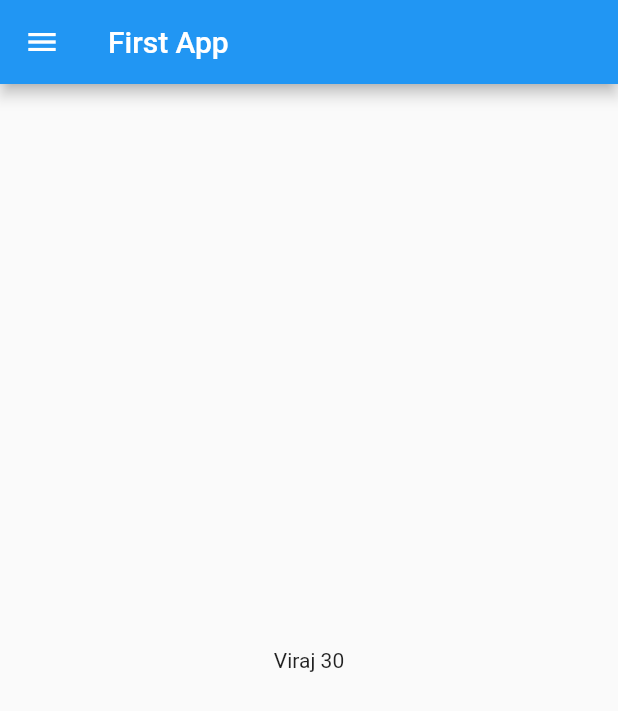
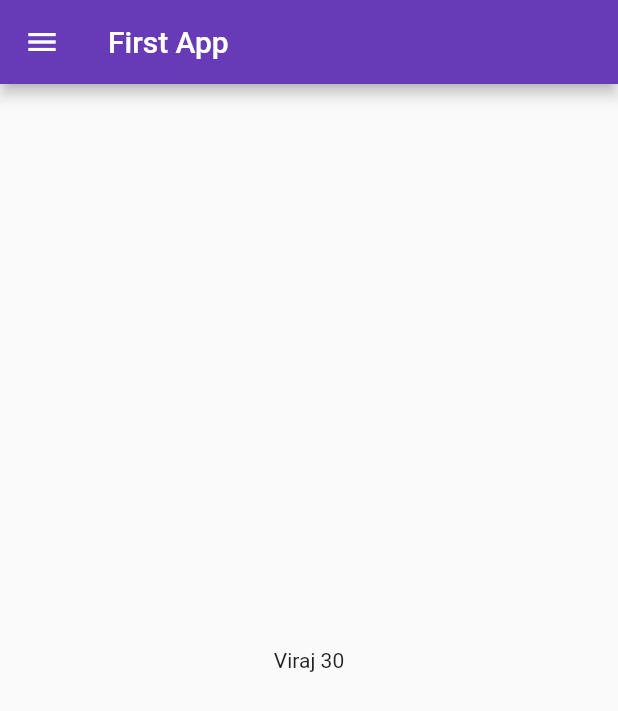
Before and after one commit to Viraj1812/Flutter, a Flutter app: the screen it shows after launch, on a phone screen of 412 x 824 dp. Shown: the top 711 px of the screen. Run offline on Flutter 3.47's test engine with Material 2 defaults, Android fonts, the phone set to English and light mode, and no system bars.

Commit message:
Routes,Theme and Text Widgets

```diff
--- a/lib/main.dart
+++ b/lib/main.dart
@@ -1,4 +1,5 @@
-import 'package:first_project/home_page.dart';
+import 'package:first_project/pages/home_page.dart';
+import 'package:first_project/pages/login_page.dart';
 import 'package:flutter/material.dart';
 
 void main() {
@@ -8,8 +9,25 @@ void main() {
 class MyApp extends StatelessWidget {
   const MyApp({super.key});
 
+
   @override
   Widget build(BuildContext context) {
-    return MaterialApp(home: HomePage());
+    // ignore: prefer_const_constructors
+    return MaterialApp(
+      // ignore: prefer_const_constructors
+      themeMode: ThemeMode.light,
+      theme: ThemeData(
+        primarySwatch: Colors.deepPurple
+      ),
+      darkTheme: ThemeData(
+        brightness: Brightness.dark
+      ),
+      initialRoute: "/home",
+      routes: {
+        "/" : (context) => LoginPage(),
+        "/home" : (context) => HomePage(),
+        "/login" : (context) => LoginPage()
+      },
+    );
   }
 }
```
Also changed, not shown: lib/pages/login_page.dart (added, +21 -0 lines), lib/pages/home_page.dart (renamed from lib/home_page.dart).
